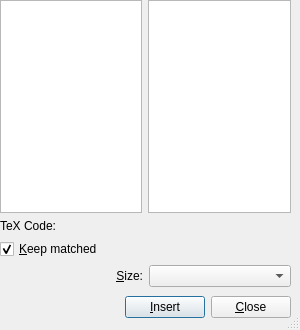
Old version of the form src/frontends/qt4/ui/DelimiterUi.ui in the repository cburschka/lyx.
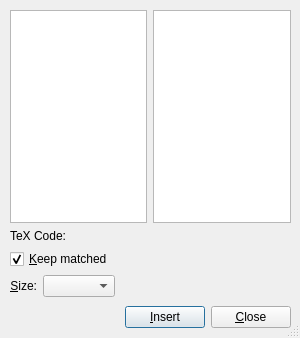
New version of the form.

Commit message: * src/frontends/qt4/ui/DelimiterUi.ui: 	somewhat better layout; ideally, the whole dialog should be laid out in a grid, 	but then qt insists on drawing the listwidgets much wider than the need to be. 	The drawback of this approach is that the dialog cannot really be resized.

```diff
--- a/src/frontends/qt4/ui/DelimiterUi.ui
+++ b/src/frontends/qt4/ui/DelimiterUi.ui
@@ -6,7 +6,7 @@
     <x>0</x>
     <y>0</y>
     <width>300</width>
-    <height>330</height>
+    <height>338</height>
    </rect>
   </property>
   <property name="sizePolicy" >
@@ -35,12 +35,12 @@
   <property name="sizeGripEnabled" >
    <bool>true</bool>
   </property>
-  <widget class="QWidget" name="" >
+  <widget class="QWidget" name="layoutWidget" >
    <property name="geometry" >
     <rect>
-     <x>0</x>
-     <y>0</y>
-     <width>291</width>
+     <x>10</x>
+     <y>10</y>
+     <width>281</width>
      <height>321</height>
     </rect>
    </property>
@@ -51,134 +51,6 @@
     <property name="spacing" >
      <number>6</number>
     </property>
-    <item row="3" column="0" >
-     <layout class="QHBoxLayout" >
-      <property name="margin" >
-       <number>0</number>
-      </property>
-      <property name="spacing" >
-       <number>6</number>
-      </property>
-      <item>
-       <widget class="QLabel" name="label" >
-        <property name="sizePolicy" >
-         <sizepolicy>
-          <hsizetype>5</hsizetype>
-          <vsizetype>0</vsizetype>
-          <horstretch>0</horstretch>
-          <verstretch>0</verstretch>
-         </sizepolicy>
-        </property>
-        <property name="text" >
-         <string>&amp;Size:</string>
-        </property>
-        <property name="alignment" >
-         <set>Qt::AlignRight|Qt::AlignTrailing|Qt::AlignVCenter</set>
-        </property>
-        <property name="buddy" >
-         <cstring>sizeCO</cstring>
-        </property>
-       </widget>
-      </item>
-      <item>
-       <widget class="QComboBox" name="sizeCO" >
-        <property name="sizePolicy" >
-         <sizepolicy>
-          <hsizetype>5</hsizetype>
-          <vsizetype>0</vsizetype>
-          <horstretch>0</horstretch>
-          <verstretch>0</verstretch>
-         </sizepolicy>
-        </property>
-       </widget>
-      </item>
-     </layout>
-    </item>
-    <item row="0" column="0" >
-     <layout class="QHBoxLayout" >
-      <property name="margin" >
-       <number>0</number>
-      </property>
-      <property name="spacing" >
-       <number>6</number>
-      </property>
-      <item>
-       <widget class="QListWidget" name="leftLW" >
-        <property name="sizePolicy" >
-         <sizepolicy>
-          <hsizetype>5</hsizetype>
-          <vsizetype>5</vsizetype>
-          <horstretch>0</horstretch>
-          <verstretch>0</verstretch>
-         </sizepolicy>
-        </property>
-        <property name="minimumSize" >
-         <size>
-          <width>60</width>
-          <height>0</height>
-         </size>
-        </property>
-        <property name="maximumSize" >
-         <size>
-          <width>16777215</width>
-          <height>16777215</height>
-         </size>
-        </property>
-        <property name="iconSize" >
-         <size>
-          <width>16</width>
-          <height>16</height>
-         </size>
-        </property>
-        <property name="resizeMode" >
-         <enum>QListView::Adjust</enum>
-        </property>
-        <property name="spacing" >
-         <number>0</number>
-        </property>
-        <property name="currentRow" >
-         <number>-1</number>
-        </property>
-       </widget>
-      </item>
-      <item>
-       <widget class="QListWidget" name="rightLW" >
-        <property name="sizePolicy" >
-         <sizepolicy>
-          <hsizetype>5</hsizetype>
-          <vsizetype>5</vsizetype>
-          <horstretch>0</horstretch>
-          <verstretch>0</verstretch>
-         </sizepolicy>
-        </property>
-        <property name="minimumSize" >
-         <size>
-          <width>60</width>
-          <height>0</height>
-         </size>
-        </property>
-        <property name="maximumSize" >
-         <size>
-          <width>16777215</width>
-          <height>16777215</height>
-         </size>
-        </property>
-        <property name="iconSize" >
-         <size>
-          <width>16</width>
-          <height>16</height>
-         </size>
-        </property>
-        <property name="resizeMode" >
-         <enum>QListView::Adjust</enum>
-        </property>
-        <property name="spacing" >
-         <number>0</number>
-        </property>
-       </widget>
-      </item>
-     </layout>
-    </item>
     <item row="4" column="0" >
      <layout class="QHBoxLayout" >
       <property name="margin" >
@@ -238,6 +110,62 @@
       </item>
      </layout>
     </item>
+    <item row="3" column="0" >
+     <layout class="QHBoxLayout" >
+      <property name="margin" >
+       <number>0</number>
+      </property>
+      <property name="spacing" >
+       <number>6</number>
+      </property>
+      <item>
+       <widget class="QLabel" name="label" >
+        <property name="sizePolicy" >
+         <sizepolicy>
+          <hsizetype>5</hsizetype>
+          <vsizetype>0</vsizetype>
+          <horstretch>0</horstretch>
+          <verstretch>0</verstretch>
+         </sizepolicy>
+        </property>
+        <property name="text" >
+         <string>&amp;Size:</string>
+        </property>
+        <property name="alignment" >
+         <set>Qt::AlignRight|Qt::AlignTrailing|Qt::AlignVCenter</set>
+        </property>
+        <property name="buddy" >
+         <cstring>sizeCO</cstring>
+        </property>
+       </widget>
+      </item>
+      <item>
+       <widget class="QComboBox" name="sizeCO" >
+        <property name="sizePolicy" >
+         <sizepolicy>
+          <hsizetype>5</hsizetype>
+          <vsizetype>0</vsizetype>
+          <horstretch>0</horstretch>
+          <verstretch>0</verstretch>
+         </sizepolicy>
+        </property>
+       </widget>
+      </item>
+      <item>
+       <spacer>
+        <property name="orientation" >
+         <enum>Qt::Horizontal</enum>
+        </property>
+        <property name="sizeHint" >
+         <size>
+          <width>40</width>
+          <height>20</height>
+         </size>
+        </property>
+       </spacer>
+      </item>
+     </layout>
+    </item>
     <item row="1" column="0" >
      <widget class="QLabel" name="texCodeL" >
       <property name="sizePolicy" >
@@ -262,6 +190,91 @@
       </property>
      </widget>
     </item>
+    <item row="0" column="0" >
+     <layout class="QHBoxLayout" >
+      <property name="margin" >
+       <number>0</number>
+      </property>
+      <property name="spacing" >
+       <number>6</number>
+      </property>
+      <item>
+       <widget class="QListWidget" name="leftLW" >
+        <property name="sizePolicy" >
+         <sizepolicy>
+          <hsizetype>5</hsizetype>
+          <vsizetype>5</vsizetype>
+          <horstretch>0</horstretch>
+          <verstretch>0</verstretch>
+         </sizepolicy>
+        </property>
+        <property name="minimumSize" >
+         <size>
+          <width>60</width>
+          <height>0</height>
+         </size>
+        </property>
+        <property name="maximumSize" >
+         <size>
+          <width>16777215</width>
+          <height>16777215</height>
+         </size>
+        </property>
+        <property name="iconSize" >
+         <size>
+          <width>16</width>
+          <height>16</height>
+         </size>
+        </property>
+        <property name="resizeMode" >
+         <enum>QListView::Adjust</enum>
+        </property>
+        <property name="spacing" >
+         <number>0</number>
+        </property>
+        <property name="currentRow" >
+         <number>-1</number>
+        </property>
+       </widget>
+      </item>
+      <item>
+       <widget class="QListWidget" name="rightLW" >
+        <property name="sizePolicy" >
+         <sizepolicy>
+          <hsizetype>5</hsizetype>
+          <vsizetype>5</vsizetype>
+          <horstretch>0</horstretch>
+          <verstretch>0</verstretch>
+         </sizepolicy>
+        </property>
+        <property name="minimumSize" >
+         <size>
+          <width>60</width>
+          <height>0</height>
+         </size>
+        </property>
+        <property name="maximumSize" >
+         <size>
+          <width>16777215</width>
+          <height>16777215</height>
+         </size>
+        </property>
+        <property name="iconSize" >
+         <size>
+          <width>16</width>
+          <height>16</height>
+         </size>
+        </property>
+        <property name="resizeMode" >
+         <enum>QListView::Adjust</enum>
+        </property>
+        <property name="spacing" >
+         <number>0</number>
+        </property>
+       </widget>
+      </item>
+     </layout>
+    </item>
     <item row="2" column="0" >
      <widget class="QCheckBox" name="matchCB" >
       <property name="sizePolicy" >
@@ -286,6 +299,7 @@
    </layout>
   </widget>
  </widget>
+ <layoutdefault spacing="6" margin="9" />
  <tabstops>
   <tabstop>matchCB</tabstop>
   <tabstop>sizeCO</tabstop>
```
